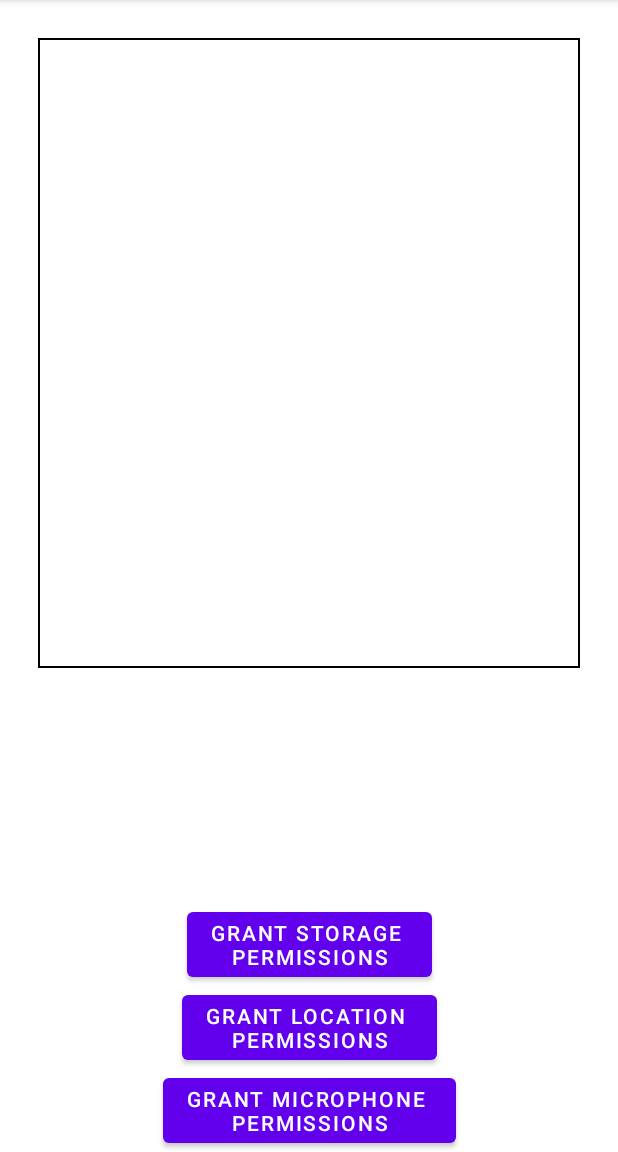
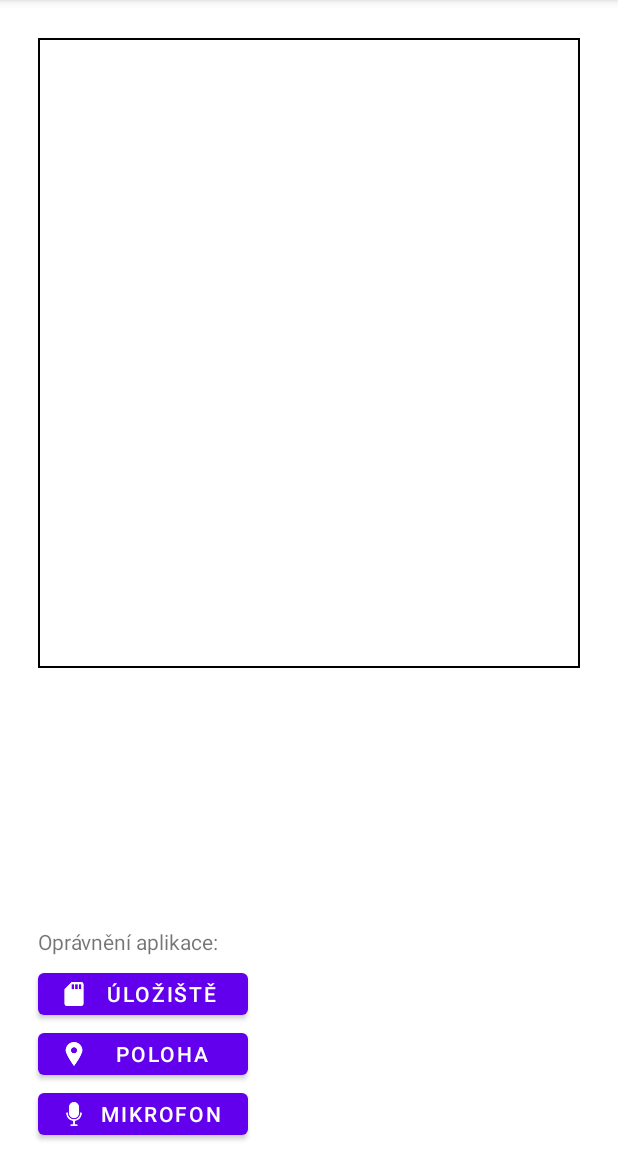
Before and after one commit to TomasKre/Diplomka, an Android app: the screen it shows after launch (MainActivity), on a phone screen of 412 x 824 dp, the part 84-1236 px from its top. Run offline under Robolectric (Android 15) with nearby library versions, the phone set to English and light mode, and no system bars.

Commit message:
GUI update for main activity buttons

```diff
--- a/app/src/main/res/layout/activity_main.xml
+++ b/app/src/main/res/layout/activity_main.xml
@@ -12,38 +12,56 @@
         android:layout_height="420dp"
         android:scrollbars="none"
         android:layout_weight="1"
-        app:layout_constraintLeft_toRightOf="parent"
+        app:layout_constraintLeft_toLeftOf="parent"
         app:layout_constraintRight_toRightOf="parent"
         app:layout_constraintTop_toTopOf="parent"
         android:layout_marginHorizontal="25dp"
         android:layout_marginTop="25dp"
         android:background="@drawable/black_border" />
 
-    <Button
+    <com.google.android.material.button.MaterialButton
         android:id="@+id/microphone_permission"
+        app:icon="@drawable/microphone"
+        android:layout_width="140dp"
+        android:layout_height="40dp"
+        app:iconSize="16dp"
+        app:iconGravity="start"
+        app:iconPadding="8dp"
+        android:text="Mikrofon"
+        android:layout_marginBottom="5dp"
+        app:layout_constraintBottom_toBottomOf="parent"
+        app:layout_constraintLeft_toLeftOf="@+id/data_window" />
+
+    <com.google.android.material.button.MaterialButton
+        android:id="@+id/location_permission"
+        app:icon="@drawable/location"
+        android:layout_width="140dp"
+        android:layout_height="40dp"
+        app:iconSize="16dp"
+        app:iconGravity="start"
+        app:iconPadding="8dp"
+        android:text="Poloha"
+        app:layout_constraintBottom_toTopOf="@id/microphone_permission"
+        app:layout_constraintLeft_toLeftOf="@+id/data_window" />
+
+    <com.google.android.material.button.MaterialButton
+        android:id="@+id/storage_permission"
+        app:icon="@drawable/storage"
+        android:layout_width="140dp"
+        android:layout_height="40dp"
+        app:iconSize="16dp"
+        app:iconGravity="start"
+        app:iconPadding="8dp"
+        android:text="Úložiště"
+        app:layout_constraintBottom_toTopOf="@id/location_permission"
+        app:layout_constraintLeft_toLeftOf="@+id/data_window" />
+
+    <TextView
         android:layout_width="wrap_content"
         android:layout_height="wrap_content"
-        android:text="Grant microphone \npermissions"
-        app:layout_constraintBottom_toBottomOf="parent"
-        app:layout_constraintLeft_toLeftOf="parent"
-        app:layout_constraintRight_toRightOf="parent" />
-
-    <Button
-        android:id="@+id/location_permission"
-        android:layout_width="wrap_content"
-        android:layout_height="wrap_content"
-        android:text="Grant location \npermissions"
-        app:layout_constraintBottom_toTopOf="@id/microphone_permission"
-        app:layout_constraintLeft_toLeftOf="parent"
-        app:layout_constraintRight_toRightOf="parent" />
-
-    <Button
-        android:id="@+id/storage_permission"
-        android:layout_width="wrap_content"
-        android:layout_height="wrap_content"
-        android:text="Grant storage \npermissions"
-        app:layout_constraintBottom_toTopOf="@id/location_permission"
-        app:layout_constraintLeft_toLeftOf="parent"
-        app:layout_constraintRight_toRightOf="parent" />
+        android:text="Oprávnění aplikace:"
+        android:layout_marginBottom="5dp"
+        app:layout_constraintBottom_toTopOf="@id/storage_permission"
+        app:layout_constraintLeft_toLeftOf="@+id/data_window" />
 
 </androidx.constraintlayout.widget.ConstraintLayout>
```
Also changed, not shown: app/src/main/res/drawable/location.png (added), app/src/main/res/drawable/microphone.png (added), app/src/main/res/drawable/storage.png (added), app/src/main/res/layout/popup_input_data.xml (line endings or trailing spaces).
